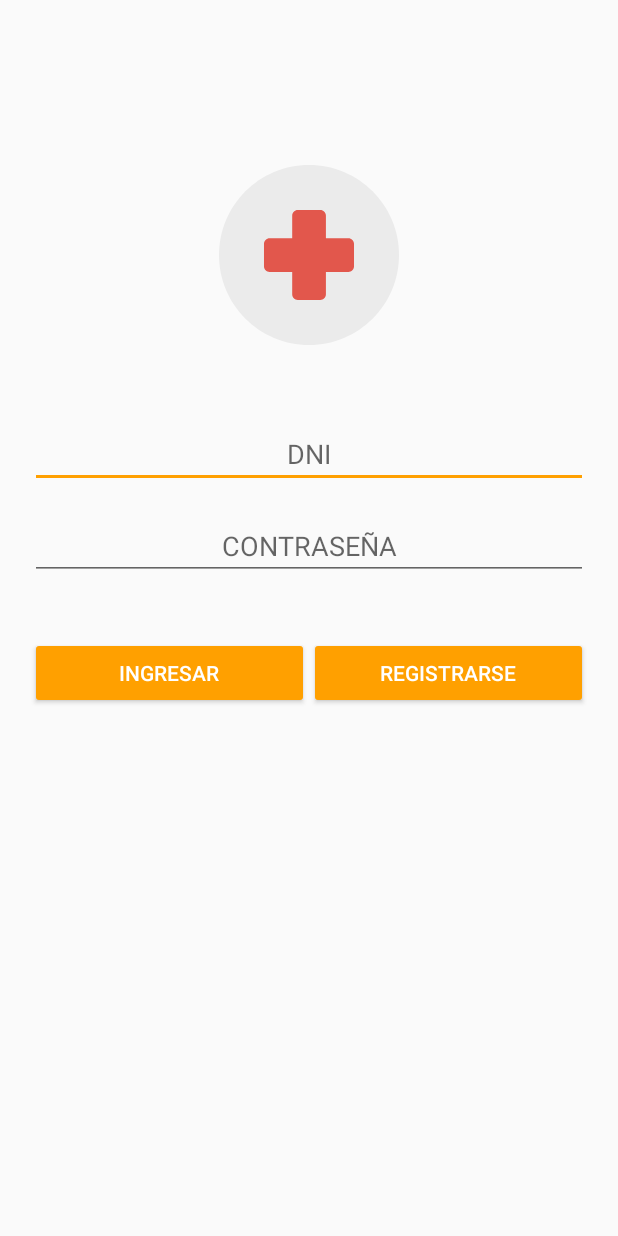
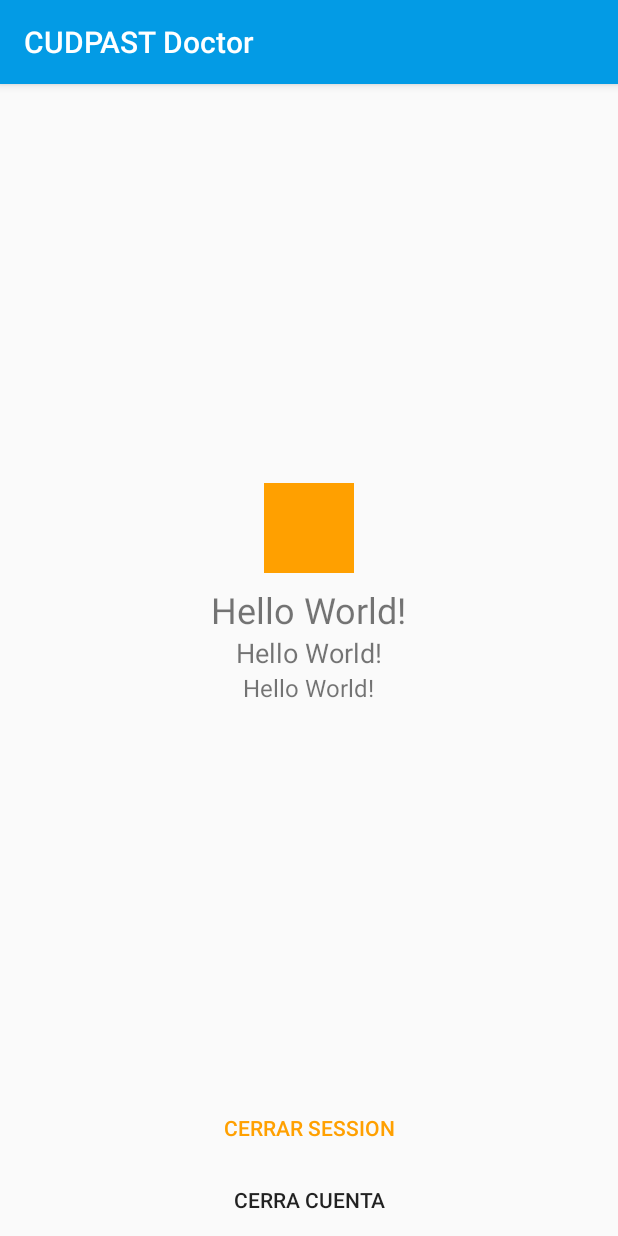
Before and after one commit to Slinkter/AppDoctor, an Android app: the screen it shows after launch (LoginActivity before the commit, MainActivity after it), on a phone screen of 412 x 824 dp. Run offline under Robolectric (Android 15) with nearby library versions, the phone set to English and light mode, and no system bars; pictures from the network do not load.

Commit message:
Lunes : se modifico el login y main activitiy con doble verificacion

```diff
--- a/app/build.gradle
+++ b/app/build.gradle
@@ -40,6 +40,9 @@ dependencies {
 
     // carga un efecto de carga
     implementation 'com.github.d-max:spots-dialog:0.7@aar'
+    //Descargar imagenes
+    implementation 'com.github.bumptech.glide:glide:4.8.0'
+    annotationProcessor 'com.github.bumptech.glide:compiler:4.8.0'
 
 }
 
--- a/app/src/main/java/com/cudpast/app/doctor/doctorApp/Activities/LoginActivity.java
+++ b/app/src/main/java/com/cudpast/app/doctor/doctorApp/Activities/LoginActivity.java
@@ -111,7 +111,7 @@ public class LoginActivity extends AppCompatActivity {
                 String password = jsondatos.getString("password");
                 if (usuario.equals(USER) && password.equals(PASSWORD)) {
                     Toast.makeText(LoginActivity.this, " ====== * ====== \n" + "Bienvenido : " + usuario + "\n", Toast.LENGTH_SHORT).show();
-                    Intent intent = new Intent(this, MainActivity.class);
+                    Intent intent = new Intent(this, VerificacionLoginActivity.class);
                     intent.addFlags(Intent.FLAG_ACTIVITY_CLEAR_TOP | Intent.FLAG_ACTIVITY_CLEAR_TASK | Intent.FLAG_ACTIVITY_NEW_TASK);
                     intent.putExtra("usuario", usuario);
                     startActivity(intent);
@@ -131,7 +131,7 @@ public class LoginActivity extends AppCompatActivity {
 
     // Funcional 100%
     public void signup(View view) {
-        Intent intent = new Intent(this, VerificacionActivity.class);
+        Intent intent = new Intent(this, VerificacionRegistroActivity.class);
         startActivity(intent);
         finish();
     }
--- a/app/src/main/java/com/cudpast/app/doctor/doctorApp/Activities/MainActivity.java
+++ b/app/src/main/java/com/cudpast/app/doctor/doctorApp/Activities/MainActivity.java
@@ -1,23 +1,137 @@
 package com.cudpast.app.doctor.doctorApp.Activities;
 
+import android.content.Intent;
+import android.support.annotation.NonNull;
 import android.support.v7.app.AppCompatActivity;
 import android.os.Bundle;
+import android.view.View;
+import android.widget.ImageView;
 import android.widget.TextView;
+import android.widget.Toast;
 
+import com.bumptech.glide.Glide;
 import com.cudpast.app.doctor.doctorApp.R;
+import com.google.android.gms.auth.api.Auth;
+import com.google.android.gms.auth.api.signin.GoogleSignInAccount;
+import com.google.android.gms.auth.api.signin.GoogleSignInOptions;
+import com.google.android.gms.auth.api.signin.GoogleSignInResult;
+import com.google.android.gms.common.ConnectionResult;
+import com.google.android.gms.common.api.GoogleApiClient;
+import com.google.android.gms.common.api.OptionalPendingResult;
+import com.google.android.gms.common.api.ResultCallback;
+import com.google.android.gms.common.api.Status;
 
-public class MainActivity extends AppCompatActivity {
+public class MainActivity extends AppCompatActivity implements GoogleApiClient.OnConnectionFailedListener {
 
     TextView intentUser;
+    private ImageView photoImageView;
+    private TextView nameTextView;
+    private TextView emailTextView;
+    private TextView idTextView;
+    private GoogleApiClient googleApiClient;
 
     @Override
     protected void onCreate(Bundle savedInstanceState) {
         super.onCreate(savedInstanceState);
         setContentView(R.layout.activity_main);
 
-        intentUser = findViewById(R.id.intentUser);
-        String usuario = getIntent().getExtras().getString("usuario");
+        photoImageView = findViewById(R.id.idFotoUsuario);
+        nameTextView = findViewById(R.id.nameTextView);
+        emailTextView = findViewById(R.id.emailTextView);
+        idTextView = findViewById(R.id.idTextView);
 
-        intentUser.setText(usuario);
+
+        //Login silencioso
+        GoogleSignInOptions gso = new GoogleSignInOptions.Builder(GoogleSignInOptions.DEFAULT_SIGN_IN)
+                .requestEmail()
+                .build();
+
+        googleApiClient = new GoogleApiClient.Builder(this)
+                .enableAutoManage(this, this)
+                .addApi(Auth.GOOGLE_SIGN_IN_API, gso)
+                .build();
+
+
+//        intentUser = findViewById(R.id.intentUser);
+//        String usuario = getIntent().getExtras().getString("usuario");
+//
+//        intentUser.setText(usuario);
+    }
+
+    // salir de aplicacion
+    public void Salir(View view) {
+        Auth.GoogleSignInApi.signOut(googleApiClient).setResultCallback(new ResultCallback<Status>() {
+            @Override
+            public void onResult(@NonNull Status status) {
+                if (status.isSuccess()) {
+                    goLogIngScreen();
+                } else {
+                    Toast.makeText(getApplicationContext(), "No se puedo salir", Toast.LENGTH_SHORT).show();
+                }
+            }
+        });
+
+    }
+    //cerra session
+
+    public void Cerra_sesion(View view) {
+        Auth.GoogleSignInApi.revokeAccess(googleApiClient).setResultCallback(new ResultCallback<Status>() {
+            @Override
+            public void onResult(@NonNull Status status) {
+                if (status.isSuccess()) {
+                    goLogIngScreen();
+                } else {
+                    Toast.makeText(getApplicationContext(), "no se puedo salir", Toast.LENGTH_SHORT).show();
+                }
+            }
+        });
+    }
+
+    @Override
+    protected void onStart() {
+        super.onStart();
+        OptionalPendingResult<GoogleSignInResult> opr = Auth.GoogleSignInApi.silentSignIn(googleApiClient);
+        if (opr.isDone()) {
+            GoogleSignInResult result = opr.get();
+            //metodo auxiliar para acceder a los datos del usuario
+            metodoSignInResult(result);
+
+        } else {
+            opr.setResultCallback(new ResultCallback<GoogleSignInResult>() {
+                @Override
+                public void onResult(@NonNull GoogleSignInResult googleSignInResult) {
+                    metodoSignInResult(googleSignInResult);
+                }
+            });
+        }
+
+
+    }
+
+    private void metodoSignInResult(GoogleSignInResult result) {
+        if (result.isSuccess()) {
+            GoogleSignInAccount account = result.getSignInAccount();
+
+            nameTextView.setText(account.getDisplayName());
+            emailTextView.setText(account.getEmail());
+            idTextView.setText(account.getId());
+            Glide.with(this).load(account.getPhotoUrl()).into(photoImageView);
+
+
+        } else {
+            goLogIngScreen();
+        }
+    }
+
+    private void goLogIngScreen() {
+        Intent intent = new Intent(this, LoginActivity.class);
+        intent.addFlags(Intent.FLAG_ACTIVITY_CLEAR_TOP | intent.FLAG_ACTIVITY_CLEAR_TASK | intent.FLAG_ACTIVITY_NEW_TASK);
+        startActivity(intent);
+    }
+
+
+    @Override
+    public void onConnectionFailed(@NonNull ConnectionResult connectionResult) {
+
     }
 }
--- a/app/src/main/java/com/cudpast/app/doctor/doctorApp/Activities/RegisterActivity.java
+++ b/app/src/main/java/com/cudpast/app/doctor/doctorApp/Activities/RegisterActivity.java
@@ -67,8 +67,6 @@ public class RegisterActivity extends AppCompatActivity implements GoogleApiClie
     private StorageReference StorageReference;
     private ImageView signupImagePhoto;
     private Uri mUriImage;
-
-
     public static final int PICK_IMAGE_REQUEST = 1;
     private UploadTask uploadTask;
 
--- a/app/src/main/java/com/cudpast/app/doctor/doctorApp/Activities/SplashActivity.java
+++ b/app/src/main/java/com/cudpast/app/doctor/doctorApp/Activities/SplashActivity.java
@@ -23,7 +23,7 @@ public class SplashActivity extends AppCompatActivity {
         TimerTask timerTask = new TimerTask() {
             @Override
             public void run() {
-                Intent intent = new Intent(SplashActivity.this, LoginActivity.class);
+                Intent intent = new Intent(SplashActivity.this, MainActivity.class);
                 startActivity(intent);
                 finish();
             }
--- a/app/src/main/java/com/cudpast/app/doctor/doctorApp/Activities/VerificacionActivity.java
+++ b/app/src/main/java/com/cudpast/app/doctor/doctorApp/Activities/VerificacionRegistroActivity.java
@@ -16,7 +16,7 @@ import com.google.android.gms.common.ConnectionResult;
 import com.google.android.gms.common.SignInButton;
 import com.google.android.gms.common.api.GoogleApiClient;
 
-public class VerificacionActivity extends AppCompatActivity implements GoogleApiClient.OnConnectionFailedListener {
+public class VerificacionRegistroActivity extends AppCompatActivity implements GoogleApiClient.OnConnectionFailedListener {
     GoogleApiClient googleApiClient;
     SignInButton signInButton;
 
--- a/app/src/main/res/layout/activity_gmail.xml
+++ b/app/src/main/res/layout/activity_gmail.xml
@@ -6,7 +6,7 @@
     android:layout_height="match_parent"
     android:orientation="vertical"
     android:gravity="center"
-    tools:context=".Activities.VerificacionActivity">
+    tools:context=".Activities.VerificacionRegistroActivity">
 
 
 
--- a/app/src/main/res/layout/activity_main.xml
+++ b/app/src/main/res/layout/activity_main.xml
@@ -1,39 +1,63 @@
 <?xml version="1.0" encoding="utf-8"?>
-<RelativeLayout xmlns:android="http://schemas.android.com/apk/res/android"
+<LinearLayout xmlns:android="http://schemas.android.com/apk/res/android"
     xmlns:app="http://schemas.android.com/apk/res-auto"
     xmlns:tools="http://schemas.android.com/tools"
     android:layout_width="match_parent"
     android:layout_height="match_parent"
-    android:gravity="center"
+    android:orientation="vertical"
     tools:context=".Activities.MainActivity">
 
+    <LinearLayout
+        android:layout_width="match_parent"
+        android:layout_height="0dp"
+        android:layout_margin="8dp"
+        android:layout_weight="1"
+        android:gravity="center"
+        android:orientation="vertical">
 
-    <LinearLayout
-        android:orientation="vertical"
-        android:layout_width="wrap_content"
-        android:layout_height="wrap_content">
+        <ImageView
+            android:id="@+id/idFotoUsuario"
+            android:layout_width="60dp"
+            android:layout_height="60dp"
+            android:layout_margin="8dp"
+            android:background="@color/colorAccent" />
 
         <TextView
-
-
-            android:gravity="center"
-            android:text="Bienvenido"
-            android:layout_width="match_parent"
-            android:layout_height="match_parent" />
+            android:id="@+id/nameTextView"
+            android:layout_width="wrap_content"
+            android:layout_height="wrap_content"
+            android:text="Hello World!"
+            android:textSize="24sp" />
 
         <TextView
+            android:id="@+id/emailTextView"
+            android:layout_width="wrap_content"
+            android:layout_height="wrap_content"
+            android:text="Hello World!"
+            android:textSize="18sp" />
 
-            android:id="@+id/intentUser"
-            android:gravity="center"
-            android:text=""
-            android:layout_width="match_parent"
-            android:layout_height="match_parent" />
-
+        <TextView
+            android:id="@+id/idTextView"
+            android:layout_width="wrap_content"
+            android:layout_height="wrap_content"
+            android:text="Hello World!"
+            android:textSize="16sp" />
 
     </LinearLayout>
 
+    <Button
+        style="@style/Widget.AppCompat.Button.Borderless.Colored"
+        android:layout_width="match_parent"
+        android:layout_height="wrap_content"
+        android:onClick="Salir"
+        android:text="Cerrar session" />
+
+    <Button
+        style="@style/Widget.AppCompat.Button.Borderless"
+        android:layout_width="match_parent"
+        android:layout_height="wrap_content"
+        android:onClick="Cerra_sesion"
+        android:text="Cerra Cuenta" />
 
 
-
-
-</RelativeLayout>
+</LinearLayout>
```
Also changed, not shown: app/src/main/AndroidManifest.xml (+12 -12 lines), app/src/main/java/com/cudpast/app/doctor/doctorApp/Activities/VerificacionLoginActivity.java (added, +89 -0 lines), app/src/main/res/layout/activity_verificacion_login.xml (added, +18 -0 lines).
